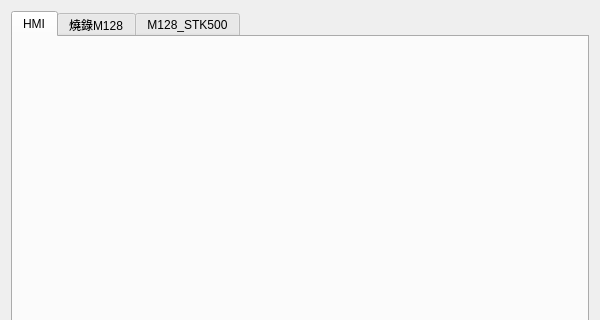
First picture: the form in ui/mainwindow.ui, repository mickey9910326/ASA_HMI_Data_Agent, before the edit; both pictures show x 0 to 600 and y 0 to 320 of the 600 by 800 pixel window.
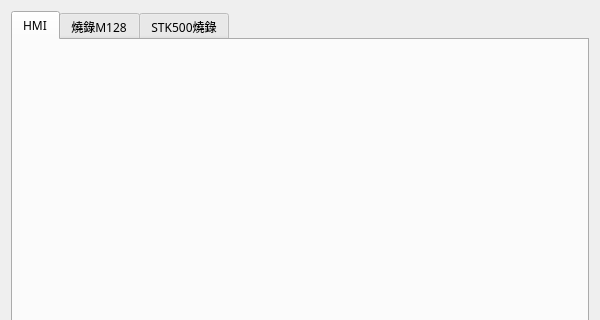
Second picture: the form after the edit.

Commit message: UI更新：錯字糾正、中文字體改為微軟正黑體

Patch:
```diff
--- a/ui/mainwindow.ui
+++ b/ui/mainwindow.ui
@@ -20,6 +20,11 @@
    <string>ASA_HMI_Data_Agent</string>
   </property>
   <widget class="QWidget" name="centralWidget">
+   <property name="font">
+    <font>
+     <family>微軟正黑體</family>
+    </font>
+   </property>
    <layout class="QVBoxLayout" name="verticalLayout">
     <item>
      <widget class="QTabWidget" name="tabWidget_main">
@@ -38,7 +43,7 @@
       </widget>
       <widget class="QWidget" name="tabAvrdude">
        <attribute name="title">
-        <string>M128_STK500</string>
+        <string>STK500燒錄</string>
        </attribute>
       </widget>
      </widget>
```
The commit also changes 7 other files.
